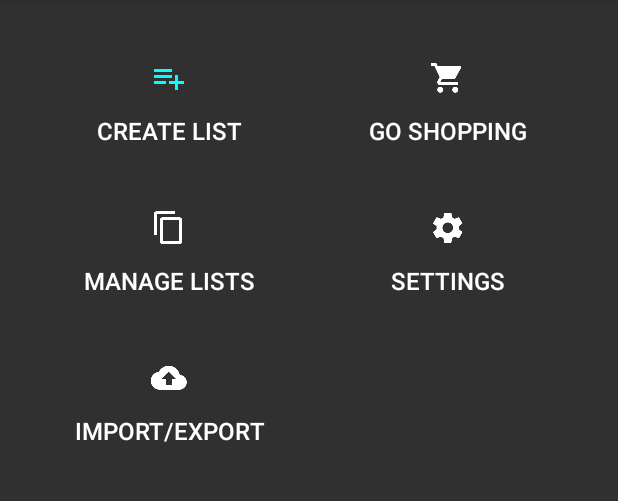
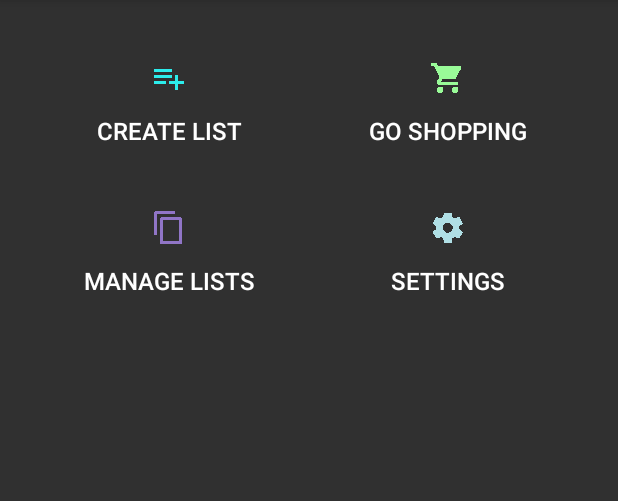
Before and after one commit to smoenssen/MyGroceryList, an Android app: the screen it shows after launch (MainActivity), on a phone screen of 412 x 824 dp, the part 84-585 px from its top. Run offline under Robolectric (Android 15) with nearby library versions, the phone set to English and light mode, and no system bars; libraries missing offline, so code that uses them is left out: com.readystatesoftware.sqliteasset; 5 statements that could not run were skipped.

Commit message:
Added quantity to grocery items, colorized button icons

```diff
--- a/app/src/main/java/com/smoftware/mygrocerylist/EditGroceryItemListAdapter.java
+++ b/app/src/main/java/com/smoftware/mygrocerylist/EditGroceryItemListAdapter.java
@@ -132,7 +132,7 @@ public class EditGroceryItemListAdapter extends BaseAdapter {
             _groceryItemList = db(_context).getGroceryItemList(query);
 
             // get list of SELECTED grocery items for this list/category
-            query = String.format("SELECT DISTINCT g._id, g.Name, g.CatId, g.IsSelected FROM GroceryItem g " +
+            query = String.format("SELECT DISTINCT g._id, g.Name, g.CatId, g.IsSelected, g.Quantity FROM GroceryItem g " +
                                     "INNER JOIN ListCategoryGroceryItem l ON l.GroceryItemId = g._id " +
                                     "WHERE l.ListId = %d AND g.CatId = %d ORDER BY g.Name COLLATE NOCASE", _listId, _catId);
             List<Tables.GroceryItem> selectedGroceryItemList = db(_context).getGroceryItemList(query);
--- a/app/src/main/java/com/smoftware/mygrocerylist/ManageListsAdapter.java
+++ b/app/src/main/java/com/smoftware/mygrocerylist/ManageListsAdapter.java
@@ -137,6 +137,7 @@ public class ManageListsAdapter extends BaseAdapter {
     public void DeleteList(long listId)
     {
         db(_context).runQuery(String.format("DELETE FROM GroceryList WHERE _id = %d", listId));
+        db(_context).runQuery(String.format("DELETE FROM ListCategory WHERE ListId = %d", listId));
         db(_context).runQuery(String.format("DELETE FROM ListCategoryGroceryItem WHERE ListId = %d", listId));
         RefreshAndNotify();
     }
--- a/app/src/main/java/com/smoftware/mygrocerylist/shopping/GoShoppingListActivity.java
+++ b/app/src/main/java/com/smoftware/mygrocerylist/shopping/GoShoppingListActivity.java
@@ -101,7 +101,7 @@ public class GoShoppingListActivity extends AppCompatActivity {
             group.setCategory(category.Name);
 
             // add grocery items for this category
-            query = String.format("SELECT DISTINCT gi._id, gi.CatId, gi.Name, gi.IsSelected FROM GroceryItem gi " +
+            query = String.format("SELECT DISTINCT gi._id, gi.CatId, gi.Name, gi.IsSelected, gi.Quantity FROM GroceryItem gi " +
                     "INNER JOIN ListCategoryGroceryItem l ON l.GroceryItemId = gi._id " +
                     "WHERE l.CatId = %d AND l.ListId = %d ORDER BY gi.Name", category._id, listId);
             List<Tables.GroceryItem> itemList = DbConnection.db(getBaseContext()).getGroceryItemList(query);
--- a/app/src/main/res/layout/activity_main.xml
+++ b/app/src/main/res/layout/activity_main.xml
@@ -19,7 +19,7 @@
             android:layout_rowWeight="1"
             android:gravity="center"
             android:layout_gravity="fill"
-            android:drawableTop="@mipmap/ic_create_list_white_24dp"
+            android:drawableTop="@mipmap/ic_create_list_color"
             android:drawablePadding="10dp"
             android:paddingTop="20dp"
             android:paddingBottom="20dp"
@@ -36,7 +36,7 @@
             android:layout_rowWeight="1"
             android:gravity="center"
             android:layout_gravity="fill"
-            android:drawableTop="@mipmap/ic_shopping_cart_white_24dp"
+            android:drawableTop="@mipmap/ic_shopping_cart_color"
             android:drawablePadding="10dp"
             android:paddingTop="20dp"
             android:paddingBottom="20dp"
@@ -53,7 +53,7 @@
             android:layout_rowWeight="1"
             android:gravity="center"
             android:layout_gravity="fill"
-            android:drawableTop="@mipmap/ic_manage_lists_white_24dp"
+            android:drawableTop="@mipmap/ic_manage_lists_color"
             android:drawablePadding="10dp"
             android:paddingTop="20dp"
             android:paddingBottom="20dp"
@@ -70,28 +70,11 @@
             android:layout_rowWeight="1"
             android:gravity="center"
             android:layout_gravity="fill"
-            android:drawableTop="@mipmap/ic_settings_white_24dp"
+            android:drawableTop="@mipmap/ic_settings_color"
             android:drawablePadding="10dp"
             android:paddingTop="20dp"
             android:paddingBottom="20dp"
             android:layout_row="1"
             android:layout_column="1" />
-        <Button
-            android:id="@+id/cloudButton"
-            android:text="Import/Export"
-            android:textSize="16dp"
-            android:background="?android:attr/selectableItemBackground"
-            android:layout_width="0dp"
-            android:layout_height="100dp"
-            android:layout_columnWeight="1"
-            android:layout_rowWeight="1"
-            android:gravity="center"
-            android:layout_gravity="fill"
-            android:drawableTop="@mipmap/ic_cloud_upload_white_24dp"
-            android:drawablePadding="10dp"
-            android:paddingTop="20dp"
-            android:paddingBottom="20dp"
-            android:layout_row="2"
-            android:layout_column="0" />
     </GridLayout>
 </ScrollView>
```
Also changed, not shown: app/src/main/java/com/smoftware/mygrocerylist/GoShoppingActivity.java (+14 -0 lines), app/src/main/java/com/smoftware/mygrocerylist/GoShoppingAdapter.java (+8 -2 lines), app/src/main/java/com/smoftware/mygrocerylist/MainActivity.java (+2 -9 lines), app/src/main/java/com/smoftware/mygrocerylist/SettingsActivity.java (+13 -0 lines), app/src/main/java/com/smoftware/mygrocerylist/shopping/GoShoppingListAdapter.java (+7 -1 lines), app/src/main/res/layout/activity_cloud.xml (+4 -3 lines), app/src/main/res/layout/settings.xml (+32 -5 lines), app/src/main/res/mipmap-xxhdpi/ic_cloud_download_color.png (added), app/src/main/res/mipmap-xxhdpi/ic_cloud_upload_color.png (added), app/src/main/res/mipmap-xxhdpi/ic_create_list_color.png (added), app/src/main/res/mipmap-xxhdpi/ic_manage_lists_color.png (added), app/src/main/res/mipmap-xxhdpi/ic_settings_color.png (added), app/src/main/res/mipmap-xxhdpi/ic_shopping_cart_color.png (added), app/src/main/res/mipmap-xxhdpi/ic_wrench_color.png (added), 1 other file.
